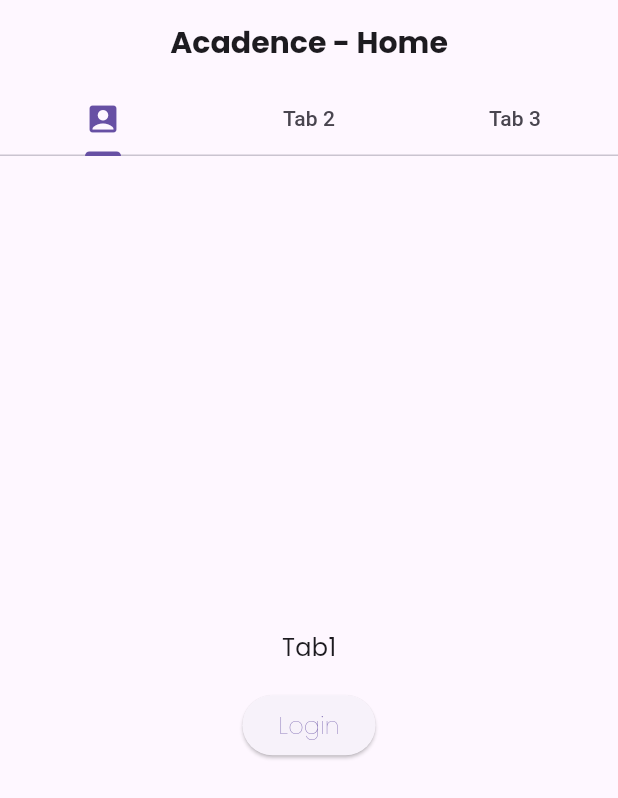
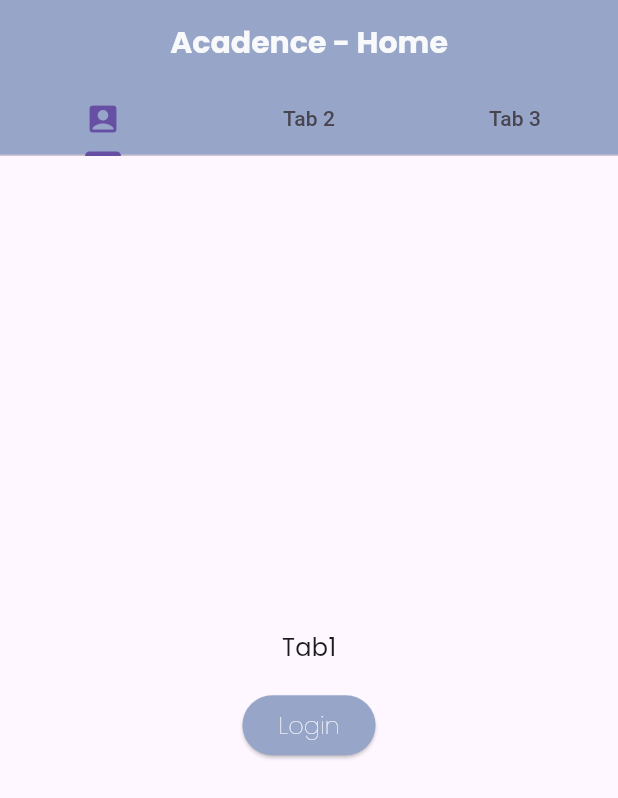
Before and after one commit to CGrive/Acadence, a Flutter app: the screen it shows after launch, on a phone screen of 412 x 824 dp. Shown: the top 798 px of the screen. Run offline on Flutter 3.47's test engine with Material 3 defaults, Android fonts, the phone set to English and light mode, and no system bars; our stand-ins replace flutter_login, google_fonts.

Commit message:
Added and Updated Application theme

```diff
--- a/Frontend/lib/pages/tab.dart
+++ b/Frontend/lib/pages/tab.dart
@@ -3,6 +3,7 @@ import 'package:google_fonts/google_fonts.dart';
 import "./tabs/tab1.dart";
 import "./tabs/tab2.dart";
 import "./tabs/tab3.dart";
+import "../theme_colors.dart";
 
 class TabHomePage extends StatelessWidget {
   const TabHomePage({super.key});
@@ -13,10 +14,12 @@ class TabHomePage extends StatelessWidget {
       child: Scaffold(
         appBar: AppBar(
           centerTitle: true,
+          backgroundColor: ApplicationColors.primaryBlue,
           title: Text(
             "Acadence - Home",
             style: GoogleFonts.poppins(
               textStyle: const TextStyle(
+                color: ApplicationColors.ivoryWhite,
                 fontSize: 20.0,
                 fontWeight: FontWeight.bold,
               ),
--- a/Frontend/lib/pages/tabs/tab1.dart
+++ b/Frontend/lib/pages/tabs/tab1.dart
@@ -1,4 +1,5 @@
 import "package:flutter/material.dart";
+import 'package:frontend/theme_colors.dart';
 import 'package:google_fonts/google_fonts.dart';
 import '../loginPage.dart';
 
@@ -21,6 +22,9 @@ class Tab1 extends StatelessWidget {
           Padding(
             padding: const EdgeInsets.only(top: 16.0),
             child: ElevatedButton(
+              style: ElevatedButton.styleFrom(
+                backgroundColor: ApplicationColors.primaryBlue,
+              ),
               onPressed: () {
                 Navigator.push(
                   context,
@@ -32,6 +36,7 @@ class Tab1 extends StatelessWidget {
                 style: GoogleFonts.poppins(
                   textStyle: TextStyle(
                     fontSize: 16,
+                    color: ApplicationColors.ivoryWhite,
                     fontWeight: FontWeight.w200,
                   ),
                 ),
--- /dev/null
+++ b/Frontend/lib/theme_colors.dart
@@ -0,0 +1,12 @@
+import "package:flutter/material.dart";
+
+class ApplicationColors {
+  static const Color primaryBlue = Color(0xFF97A5C9);
+  static const Color successGreen = Color(0xFF27E376);
+  static const Color ivoryWhite = Color(0xFFF8F9FA);
+  static const Color academicGold = Color(0xFFF4C430);
+  static const Color adminSlate = Color(0xFF4B5563);
+  static const Color alertRed = Color(0xFFFF4F4F);
+  static const Color neutralGrey = Color(0xFFD1D5DB);
+  static const Color facultyPurple = Color(0xFF8B5CF6);
+}
```
